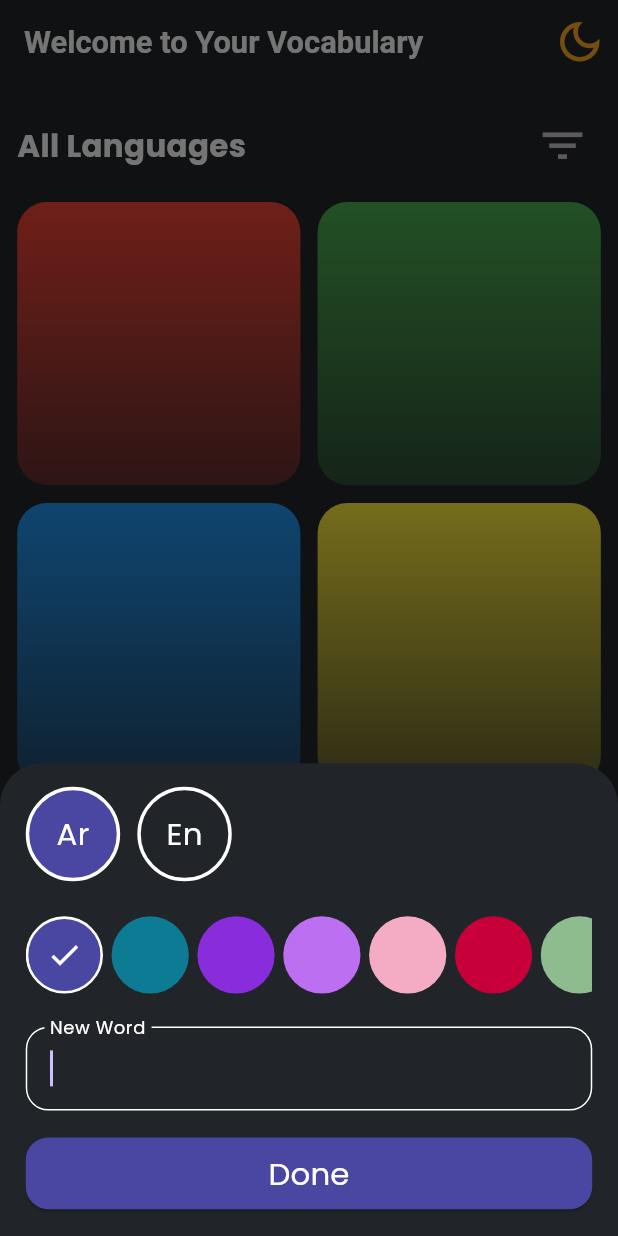
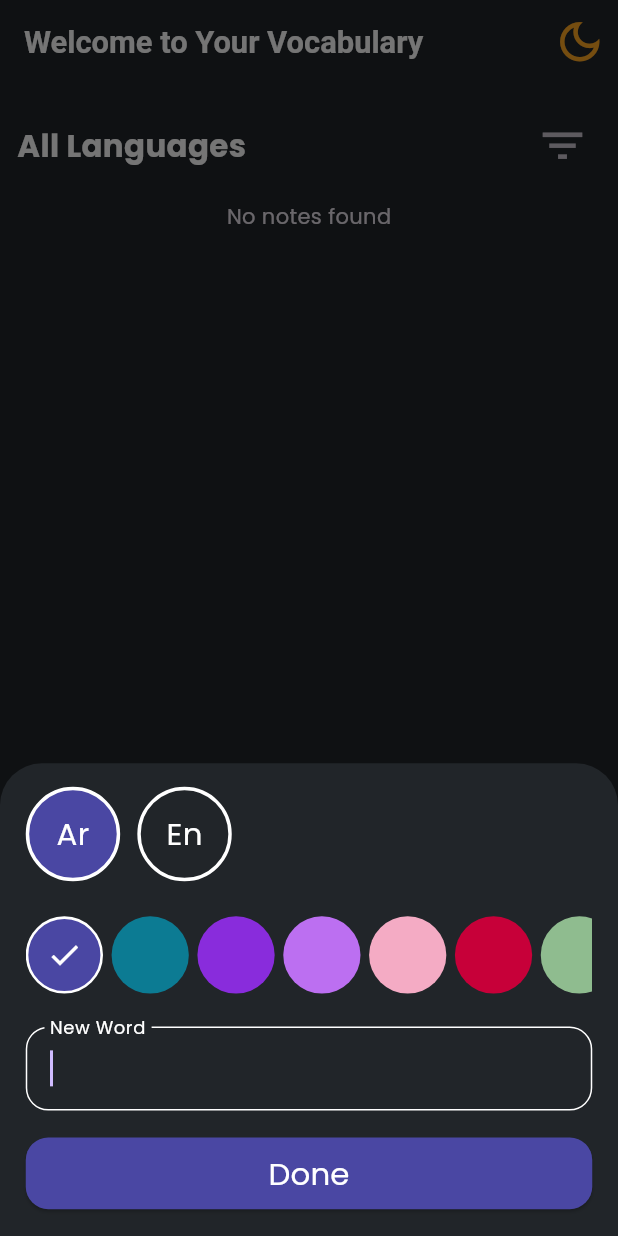
Before and after one commit to AbdoAlHady/Vocabulary_Note, a Flutter app: the screen it shows after launch, after a tap on the "add" icon, on a phone screen of 412 x 824 dp. Run offline on Flutter 3.47's test engine with Material 3 defaults, Android fonts, the phone set to English and light mode, and no system bars; drawn by our look-alikes of animated_text_kit; our stand-ins replace animated_background, delightful_toast, flutter_bloc, flutter_screenutil, flutter_svg, get_it and 1 more; accounts and stored records are empty.

Commit message:
- added get_it package to handle dependacy injection - added note repo

```diff
--- /dev/null
+++ b/lib/core/di/depndancy_injection.dart
@@ -0,0 +1,10 @@
+import 'package:get_it/get_it.dart';
+import 'package:vocabulary_note/data/repos/note_repo.dart';
+import 'package:vocabulary_note/logic/write_note_cubit/write_note_cubit.dart';
+
+final getIt = GetIt.instance;
+
+Future<void> setupDependencyInjection() async {
+  getIt.registerSingleton<NoteRepo>(NoteRepo());
+  getIt.registerFactory<WriteNoteCubit>(()=>WriteNoteCubit(getIt()));
+}
--- /dev/null
+++ b/lib/data/repos/note_repo.dart
@@ -0,0 +1,75 @@
+import 'package:vocabulary_note/core/enums/enums.dart';
+import 'package:vocabulary_note/helpers/hive_service.dart';
+
+import '../models/note_model.dart';
+
+class NoteRepo {
+  final noteBox = HiveService().noteBox;
+
+  List<NoteModel> get getNotesFromDatabase {
+    final noteList = noteBox!.values.toList();
+    return noteList;
+  }
+
+  void addNoteToDatabase(
+      {required bool isArabic, required String text, required int colorCode}) {
+    final note = NoteModel(
+      isArabic: isArabic,
+      text: text,
+      colorCode: colorCode,
+      indexAddDataBase: getNotesFromDatabase.length,
+    );
+    noteBox!.add(note);
+  }
+
+  // Get the note from the database by index
+  List<NoteModel> getAllNoteFromDatabase(
+      {required LanguageFilter languageFilter,
+      required SortedBy sortedBy,
+      required SortType sortType}) {
+    final noteList = noteBox!.values.toList();
+    _removeUnWantedWords(noteList, languageFilter);
+    _applySorting(noteList, sortedBy, sortType);
+    return noteList;
+  }
+
+  void _removeUnWantedWords(
+      List<NoteModel> noteList, LanguageFilter languageFilter) {
+    if (languageFilter == LanguageFilter.all) {
+      return;
+    }
+
+    for (var note in noteList) {
+      if (languageFilter == LanguageFilter.arabicOnly &&
+              note.isArabic == false ||
+          languageFilter == LanguageFilter.englishOnly &&
+              note.isArabic == true) {
+        noteList.remove(note);
+      }
+    }
+  }
+
+  _applySorting(
+      List<NoteModel> noteList, SortedBy sortedBy, SortType sortType) {
+    if (sortedBy == SortedBy.time) {
+      if (sortType == SortType.ascending) {
+        return;
+      }
+      _reverseList(noteList);
+    }else{
+      noteList.sort((a,b)=>a.text.length.compareTo(b.text.length));
+      if(sortType == SortType.ascending){
+        return;
+      }
+      _reverseList(noteList);
+    }
+  }
+
+  _reverseList(List<NoteModel> noteList) {
+   for(int i = 0; i < noteList.length ~/ 2; i++) {
+     final temp = noteList[i];
+     noteList[i] = noteList[noteList.length - i - 1];
+     noteList[noteList.length - i - 1] = temp;
+   }
+  }
+}
--- /dev/null
+++ b/lib/logic/read_note_cubit/read_note_cubit.dart
@@ -0,0 +1,47 @@
+import 'package:flutter/foundation.dart';
+import 'package:flutter_bloc/flutter_bloc.dart';
+import 'package:vocabulary_note/core/enums/enums.dart';
+import 'package:vocabulary_note/data/models/note_model.dart';
+import 'package:vocabulary_note/data/repos/note_repo.dart';
+import 'package:vocabulary_note/helpers/hive_service.dart';
+import 'package:vocabulary_note/logic/read_note_cubit/read_note_state.dart';
+
+class ReadNoteCubit extends Cubit<ReadNoteState> {
+  final NoteRepo _repo;
+  ReadNoteCubit(this._repo) : super(ReadNoteInitial());
+
+  LanguageFilter languageFilter = LanguageFilter.all;
+  SortedBy sortedBy = SortedBy.time;
+  SortType sortType = SortType.descending;
+
+  void setLanguageFilter(LanguageFilter languageFilter) {
+    this.languageFilter = languageFilter;
+    emit(ReadNoteInitial());
+  }
+
+  void setSortedBy(SortedBy sortedBy) {
+    this.sortedBy = sortedBy;
+    emit(ReadNoteInitial());
+  }
+
+  void setSortType(SortType sortType) {
+    this.sortType = sortType;
+    emit(ReadNoteInitial());
+  }
+
+  void getNotesFromDatabase() async {
+    emit(ReadNoteLoadingState());
+    try {
+      final noteList = _repo.getAllNoteFromDatabase(
+          languageFilter: languageFilter,
+          sortedBy: sortedBy,
+          sortType: sortType);
+      emit(ReadNoteSuccessState(noteList: noteList));
+      debugPrint('======== Get notes from database success ========');
+    } catch (e) {
+      emit(ReadNoteErrorState(
+          message: 'something went wrong ,please try again'));
+      debugPrint('======== Get notes from database error :$e ========');
+    }
+  }
+}
--- /dev/null
+++ b/lib/logic/read_note_cubit/read_note_state.dart
@@ -0,0 +1,28 @@
+import '../../data/models/note_model.dart';
+
+abstract class ReadNoteState {
+
+}
+
+
+class ReadNoteInitial extends ReadNoteState {
+
+}
+
+class ReadNoteLoadingState extends ReadNoteState {
+
+}
+
+class ReadNoteSuccessState extends ReadNoteState {
+  final List<NoteModel> noteList;
+
+  ReadNoteSuccessState({required this.noteList});
+
+}
+
+class ReadNoteErrorState extends ReadNoteState {
+  final String message;
+
+  ReadNoteErrorState({required this.message});
+
+}
--- a/lib/main.dart
+++ b/lib/main.dart
@@ -1,9 +1,11 @@
 import 'package:flutter/material.dart';
+import 'package:vocabulary_note/core/di/depndancy_injection.dart';
 import 'package:vocabulary_note/helpers/hive_service.dart';
 import 'package:vocabulary_note/vocabulary_note_app.dart';
 
 void main() async {
   WidgetsFlutterBinding.ensureInitialized();
   await HiveService().init();
+  await setupDependencyInjection();
   runApp(const VocabularyNoteApp());
 }
--- a/lib/ui/screens/home_screen.dart
+++ b/lib/ui/screens/home_screen.dart
@@ -1,9 +1,11 @@
 import 'package:flutter/material.dart';
 import 'package:flutter_bloc/flutter_bloc.dart';
 import 'package:flutter_screenutil/flutter_screenutil.dart';
+import 'package:vocabulary_note/core/di/depndancy_injection.dart';
 import 'package:vocabulary_note/core/theme/app_colors.dart';
 import 'package:vocabulary_note/core/utis/extensions.dart';
 import 'package:vocabulary_note/helpers/spacing.dart';
+import 'package:vocabulary_note/logic/read_note_cubit/read_note_cubit.dart';
 import 'package:vocabulary_note/logic/write_note_cubit/write_note_cubit.dart';
 import 'package:vocabulary_note/ui/widgets/home/add_note/add_note_bottom_sheet.dart';
 import 'package:vocabulary_note/ui/widgets/home/home_app_bar.dart';
@@ -16,6 +18,9 @@ class HomeScreen extends StatelessWidget {
 
   @override
   Widget build(BuildContext context) {
+    return BlocProvider(
+      create: (context) => ReadNoteCubit(getIt())..getNotesFromDatabase(),
+      child: Builder(builder: (context) {
         return Scaffold(
           appBar: const HomeAppBar(),
           floatingActionButton: FloatingActionButton(
@@ -24,12 +29,15 @@ class HomeScreen extends StatelessWidget {
               showModalBottomSheet(
                 isScrollControlled: true,
                 context: context,
-            backgroundColor: context.isDark() ? AppColors.dark : AppColors.white,
+                backgroundColor:
+                    context.isDark() ? AppColors.dark : AppColors.white,
                 builder: (context) => BlocProvider(
-              create: (context) => WriteNoteCubit(),
+                  create: (_) => WriteNoteCubit(getIt()),
                   child: const AddNoteBottomSheet(),
                 ),
-          );
+              ).whenComplete(() {
+                context.read<ReadNoteCubit>().getNotesFromDatabase();
+              });
             },
             child: const Icon(
               Icons.add,
@@ -47,5 +55,7 @@ class HomeScreen extends StatelessWidget {
             ),
           ),
         );
+      }),
+    );
   }
 }
--- a/lib/ui/widgets/home/add_note/add_note_bottom_sheet.dart
+++ b/lib/ui/widgets/home/add_note/add_note_bottom_sheet.dart
@@ -35,7 +35,7 @@ class _AddNoteBottomSheetState extends State<AddNoteBottomSheet> {
         }
       },
       builder: (context, state) {
-        var cubit = WriteNoteCubit().get(context);
+        var cubit = context.read<WriteNoteCubit>();
         return AbsorbPointer(
           absorbing: state is WriteNoteLoadingState? true: false,
           child: Container(
--- a/lib/ui/widgets/home/home_body.dart
+++ b/lib/ui/widgets/home/home_body.dart
@@ -1,5 +1,8 @@
 import 'package:flutter/material.dart';
+import 'package:flutter_bloc/flutter_bloc.dart';
 import 'package:flutter_screenutil/flutter_screenutil.dart';
+import 'package:vocabulary_note/logic/read_note_cubit/read_note_cubit.dart';
+import 'package:vocabulary_note/logic/read_note_cubit/read_note_state.dart';
 
 class HomeBody extends StatelessWidget {
   const HomeBody({super.key});
@@ -29,30 +32,70 @@ class HomeBody extends StatelessWidget {
 
   @override
   Widget build(BuildContext context) {
+    return BlocBuilder<ReadNoteCubit, ReadNoteState>(
+      builder: (context, state) {
+        if (state is ReadNoteLoadingState || state is ReadNoteInitial) {
+          return const SliverToBoxAdapter(
+            child: Center(
+              child: CircularProgressIndicator(),
+            ),
+          );
+        }
+        if (state is ReadNoteErrorState) {
+          return SliverToBoxAdapter(
+            child: Center(
+              child: Text(state.message),
+            ),
+          );
+        } else if (state is ReadNoteSuccessState) {
+          if (state.noteList.isEmpty) {
+            return const SliverToBoxAdapter(
+              child: Center(
+                child: Text('No notes found'),
+              ),
+            );
+          } else {
             return SliverGrid.builder(
               gridDelegate: SliverGridDelegateWithFixedCrossAxisCount(
                 crossAxisCount: 2,
                 mainAxisSpacing: 10.h,
                 crossAxisSpacing: 10.w,
               ),
-      itemCount: colors.length,
+              itemCount: state.noteList.length,
               itemBuilder: (context, index) {
                 return Container(
                   decoration: BoxDecoration(
-            color: colors[index],
+                    color:  Color(state.noteList[index].colorCode),
                     borderRadius: BorderRadius.circular(20),
                     gradient: LinearGradient(
                       colors: [
-                colors[index].withOpacity(0.3),
-                colors[index],
+                        Color(state.noteList[index].colorCode).withOpacity(0.3),
+                         Color(state.noteList[index].colorCode)
                       ],
                       begin: Alignment.bottomCenter,
                       end: Alignment.topCenter,
                     ),
-
+                  ),
+                  child: Center(
+                    child: Text(
+                      state.noteList[index].text,
+                      style: TextStyle(
+                        color: Colors.white,
+                        fontSize: 20.sp,
+                        fontWeight: FontWeight.bold,
+                      ),
+                    ),
                   ),
                 );
               },
             );
           }
+
         }
+
+        return const SizedBox.shrink();
+      },
+
+    );
+  }
+}
--- a/pubspec.yaml
+++ b/pubspec.yaml
@@ -43,6 +43,8 @@ dependencies:
   hive: ^2.2.3
   hive_flutter: ^1.1.0
   delightful_toast: ^1.1.0
+  git: ^2.3.0
+  get_it: ^7.7.0
 
 dev_dependencies:
   flutter_test:
```
Also changed, not shown: lib/logic/write_note_cubit/write_note_cubit.dart (+7 -19 lines), pubspec.lock. Lines whose indentation alone changed are shown as unchanged.
